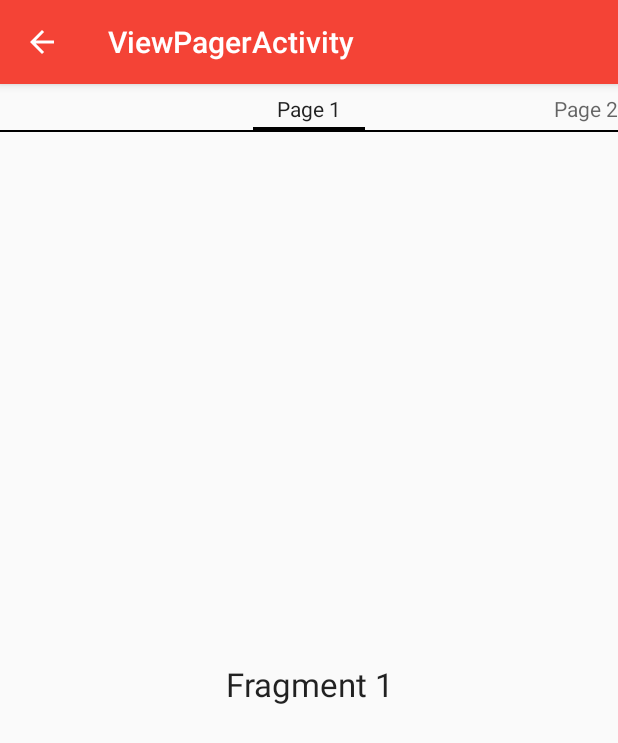
After one commit to tiltshiftfocus/MaterialColors, an Android app: the MyPageFragment screen opened directly, with no data from a screen before it, on a phone screen of 412 x 824 dp. The commit adds this screen. Shown: the top 743 px of the screen. Run offline under Robolectric (Android 15) with nearby library versions, the phone set to English and light mode, and no system bars.

Commit message:
ViewPager Activity

```diff
--- a/app/src/main/java/com/jerry/materialcolors/MainActivity.java
+++ b/app/src/main/java/com/jerry/materialcolors/MainActivity.java
@@ -168,4 +168,9 @@ public class MainActivity extends ActionBarActivity implements AdapterView.OnIte
         Intent i = new Intent(MainActivity.this, CardRecyclerView.class);
         startActivity(i);
     }
+
+    public void openViewPager(View v){
+        Intent i = new Intent(MainActivity.this, ViewPagerActivity.class);
+        startActivity(i);
+    }
 }
--- /dev/null
+++ b/app/src/main/java/com/jerry/materialcolors/ViewPagerActivity.java
@@ -0,0 +1,88 @@
+package com.jerry.materialcolors;
+
+import android.content.Context;
+import android.content.SharedPreferences;
+import android.support.v4.app.Fragment;
+import android.support.v4.view.PagerTabStrip;
+import android.support.v4.view.ViewPager;
+import android.support.v7.app.ActionBarActivity;
+import android.os.Bundle;
+import android.support.v7.widget.Toolbar;
+
+import com.jerry.materialcolors.adapter.MyPageAdapter;
+import com.jerry.materialcolors.fragments.MyPageFragment;
+
+import java.util.ArrayList;
+import java.util.List;
+
+
+public class ViewPagerActivity extends ActionBarActivity {
+
+    private String PACKAGE_NAME;
+
+    private Toolbar toolbar;
+    private MyPageAdapter mPageAdapter;
+
+    @Override
+    protected void onCreate(Bundle savedInstanceState) {
+        PACKAGE_NAME = this.getPackageName();
+        setThemeOnStart();
+
+        super.onCreate(savedInstanceState);
+        setContentView(R.layout.activity_view_pager);
+
+        toolbar = (Toolbar) findViewById(R.id.app_bar);
+        setSupportActionBar(toolbar);
+        getSupportActionBar().setDisplayHomeAsUpEnabled(true);
+
+        List<Fragment> fragments = getFragments();
+        mPageAdapter = new MyPageAdapter(getSupportFragmentManager(),fragments);
+        ViewPager mPager = (ViewPager) findViewById(R.id.viewpager);
+        mPager.setAdapter(mPageAdapter);
+
+    }
+
+
+    private List<Fragment> getFragments() {
+        List<Fragment> fList = new ArrayList<>();
+
+        fList.add(MyPageFragment.newInstance("Fragment 1"));
+        fList.add(MyPageFragment.newInstance("Fragment 2"));
+        fList.add(MyPageFragment.newInstance("Fragment 3"));
+
+        return fList;
+    }
+
+
+    private void setThemeOnStart() {
+        SharedPreferences pref = this.getSharedPreferences(PACKAGE_NAME, Context.MODE_PRIVATE);
+
+        switch (pref.getInt("theme", 0)) {
+            case 0:
+                System.out.println(pref.getInt("theme", 0));
+                setTheme(R.style.AppTheme);
+                break;
+            case 1:
+                System.out.println(pref.getInt("theme", 0));
+                setTheme(R.style.AppTheme_Pink);
+                break;
+            case 2:
+                System.out.println(pref.getInt("theme", 0));
+                setTheme(R.style.AppTheme_Purple);
+                break;
+            case 3:
+                System.out.println(pref.getInt("theme", 0));
+                setTheme(R.style.AppTheme_DPurple);
+                break;
+            case 4:
+                System.out.println(pref.getInt("theme", 0));
+                setTheme(R.style.AppTheme_Indigo);
+                break;
+            default:
+                break;
+        }
+    }
+
+
+
+}
--- /dev/null
+++ b/app/src/main/java/com/jerry/materialcolors/adapter/MyPageAdapter.java
@@ -0,0 +1,37 @@
+package com.jerry.materialcolors.adapter;
+
+import android.support.v4.app.Fragment;
+import android.support.v4.app.FragmentManager;
+import android.support.v4.app.FragmentPagerAdapter;
+
+import java.util.List;
+
+/**
+ * Created by Jerry on 27/12/2014.
+ */
+public class MyPageAdapter extends FragmentPagerAdapter {
+
+    private List<Fragment> fragments;
+
+    public MyPageAdapter(FragmentManager fm, List<Fragment> fragments){
+        super(fm);
+        this.fragments = fragments;
+
+    }
+
+    @Override
+    public Fragment getItem(int i) {
+        return this.fragments.get(i);
+    }
+
+    @Override
+    public int getCount() {
+        return this.fragments.size();
+    }
+
+    @Override
+    public CharSequence getPageTitle(int position) {
+        position = position+1;
+        return "Page " + position;
+    }
+}
--- /dev/null
+++ b/app/src/main/java/com/jerry/materialcolors/fragments/MyPageFragment.java
@@ -0,0 +1,49 @@
+package com.jerry.materialcolors.fragments;
+
+
+import android.os.Bundle;
+import android.support.v4.app.Fragment;
+import android.view.LayoutInflater;
+import android.view.View;
+import android.view.ViewGroup;
+import android.widget.TextView;
+
+import com.jerry.materialcolors.R;
+
+/**
+ * A simple {@link Fragment} subclass.
+ */
+public class MyPageFragment extends Fragment {
+
+
+    public static final String EXTRA_MESSAGE = "EXTRA_MESSAGE";
+
+    public static final MyPageFragment newInstance(String message) {
+        MyPageFragment f = new MyPageFragment();
+        Bundle bdl = new Bundle(1);
+        bdl.putString(EXTRA_MESSAGE, message);
+        f.setArguments(bdl);
+        return f;
+    }
+
+
+
+
+    public MyPageFragment() {
+        // Required empty public constructor
+    }
+
+
+    @Override
+    public View onCreateView(LayoutInflater inflater, ViewGroup container,
+                             Bundle savedInstanceState) {
+        String message = getArguments().getString(EXTRA_MESSAGE);
+        View v = inflater.inflate(R.layout.fragment_my_page, container, false);
+        TextView messageTextView = (TextView) v.findViewById(R.id.pager_TextView1);
+        messageTextView.setText(message);
+
+        return v;
+    }
+
+
+}
--- /dev/null
+++ b/app/src/main/res/layout/activity_view_pager.xml
@@ -0,0 +1,26 @@
+<RelativeLayout xmlns:android="http://schemas.android.com/apk/res/android"
+    xmlns:tools="http://schemas.android.com/tools"
+    android:layout_width="match_parent"
+    android:layout_height="match_parent"
+    tools:context="com.jerry.materialcolors.ViewPagerActivity">
+
+    <include
+        android:id="@+id/app_bar"
+        layout="@layout/app_bar"></include>
+
+    <android.support.v4.view.ViewPager
+        android:id="@+id/viewpager"
+        android:layout_width="match_parent"
+        android:layout_height="match_parent"
+        android:layout_below="@id/app_bar">
+
+        <android.support.v4.view.PagerTabStrip
+            android:id="@+id/viewpager_tabs"
+            android:layout_width="match_parent"
+            android:layout_height="wrap_content"
+            android:paddingTop="5dp"
+            android:paddingBottom="5dp"/>
+
+    </android.support.v4.view.ViewPager>
+
+</RelativeLayout>
--- /dev/null
+++ b/app/src/main/res/layout/fragment_my_page.xml
@@ -0,0 +1,15 @@
+<RelativeLayout xmlns:android="http://schemas.android.com/apk/res/android"
+    xmlns:tools="http://schemas.android.com/tools"
+    android:layout_width="match_parent"
+    android:layout_height="match_parent"
+    tools:context="com.jerry.materialcolors.fragments.MyPageFragment">
+
+    <TextView
+        android:id="@+id/pager_TextView1"
+        android:layout_width="match_parent"
+        android:layout_height="match_parent"
+        android:gravity="center"
+        android:text="@string/hello_blank_fragment"
+        android:textAppearance="?android:attr/textAppearanceLarge"/>
+
+</RelativeLayout>
--- a/app/src/main/res/values/strings.xml
+++ b/app/src/main/res/values/strings.xml
@@ -39,5 +39,7 @@
     <string name="card_recycler">Card Recycler View</string>
     <string name="name_food">Name of Food</string>
     <string name="food_desc">Description</string>
+    <string name="title_activity_view_pager">ViewPagerActivity</string>
+    <string name="view_pager_act">View Pager</string>
 
 </resources>
```
Also changed, not shown: app/src/main/AndroidManifest.xml (+15 -9 lines), app/src/main/res/layout/activity_main.xml (+10 -0 lines).
